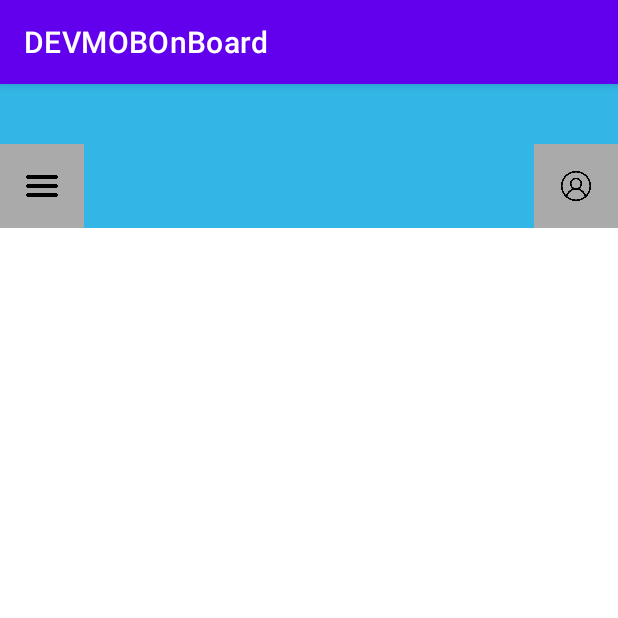
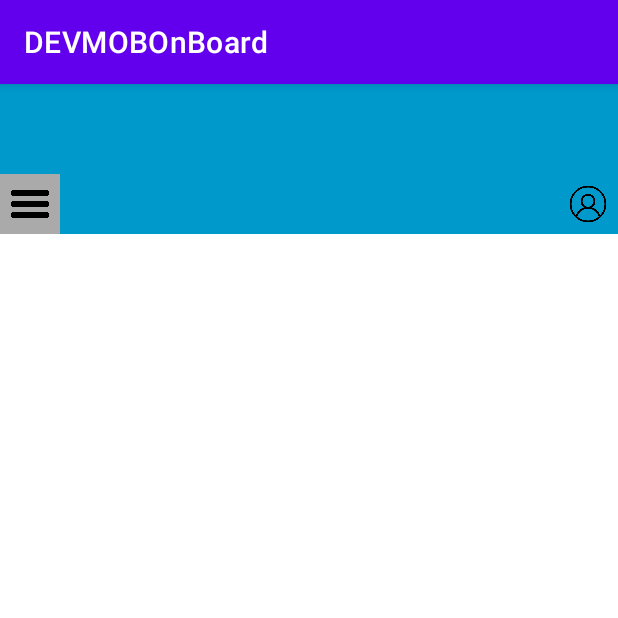
Before and after one commit to ECN-info-MEDEV/Mobile-development, an Android app: the HomeActivity screen opened directly, with no data from a screen before it, on a phone screen of 412 x 824 dp, the top half of it. Run offline under Robolectric (Android 15) with nearby library versions, the phone set to English and light mode, and no system bars.

Commit message:
adjusting the size of the buttons

```diff
--- a/app/src/main/res/layout/activity_home.xml
+++ b/app/src/main/res/layout/activity_home.xml
@@ -11,19 +11,19 @@
         android:layout_width="match_parent"
         android:layout_height="wrap_content"
         android:layout_alignParentTop="true"
-        android:background="@android:color/holo_blue_light"
+        android:background="@android:color/holo_blue_dark"
         android:orientation="horizontal"
-        android:paddingTop="40dp">
+        android:paddingTop="60dp">
 
         <ImageButton
             android:id="@+id/toggle_button"
-            android:layout_width="56dp"
-            android:layout_height="56dp"
-            android:layout_gravity="start"
+            android:layout_width="40dp"
+            android:layout_height="40dp"
+            android:layout_gravity="bottom|start"
             android:layout_weight="0"
             android:background="@android:color/darker_gray"
             android:contentDescription="toggle_menu_button"
-            android:padding="16dp"
+            android:padding="5dp"
             app:srcCompat="@drawable/menu"
             android:scaleType="fitCenter"/>
 
@@ -34,13 +34,13 @@
 
         <ImageButton
             android:id="@+id/profile_button"
-            android:layout_width="56dp"
-            android:layout_height="56dp"
-            android:layout_gravity="end"
+            android:layout_width="40dp"
+            android:layout_height="40dp"
+            android:layout_gravity="bottom|end"
             android:layout_weight="0"
-            android:background="@android:color/darker_gray"
+            android:background="@android:color/transparent"
             android:contentDescription="profile_button"
-            android:padding="16dp"
+            android:padding="5dp"
             app:srcCompat="@drawable/profile"
             android:scaleType="fitCenter"/>
 
```
